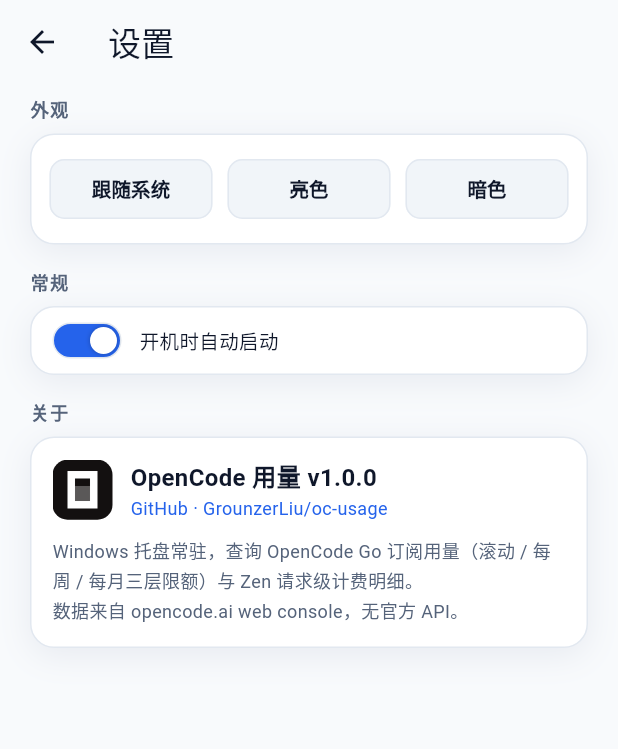
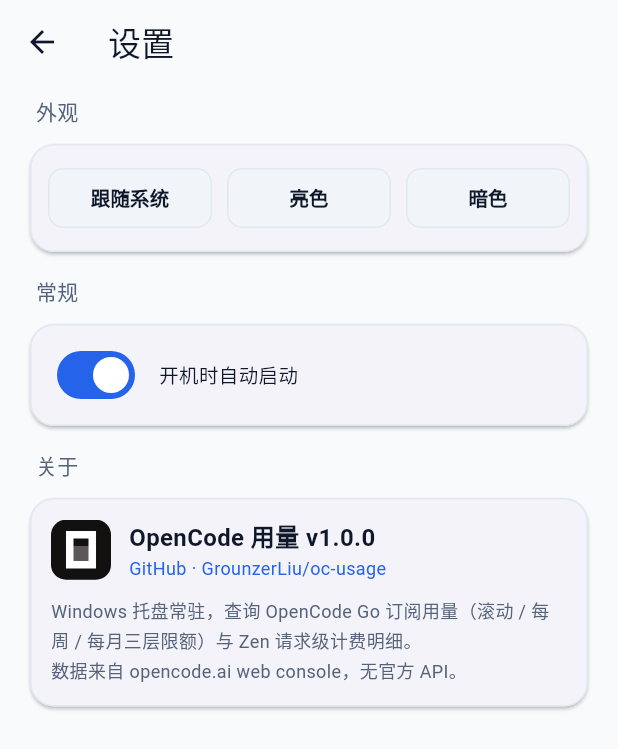
Before and after one commit to GrounzerLiu/oc-usage, a Flutter app: the SettingsPage screen opened directly with empty values, on a phone screen of 412 x 824 dp. Shown: the top 749 px of the screen. Run offline on Flutter 3.47's test engine with Material 3 defaults, Android fonts, the phone set to English and light mode, and no system bars; our stand-ins replace fl_chart, plugin_platform_interface, webview_flutter_platform_interface; missing offline and left inert: dart:ffi, fullscreen_window, sqlite3, tray_manager, win32_registry, window_manager; Roboto replaces fonts that are missing (Microsoft YaHei UI); statements that could not run were skipped.

Commit message:
style: 全面 Material 3 化（Card/AppBar/Switch/排版/背景层次）

```diff
--- a/flutter_app/lib/main.dart
+++ b/flutter_app/lib/main.dart
@@ -494,8 +494,10 @@
       fontFamily: 'Microsoft YaHei UI',
       scaffoldBackgroundColor: dark ? AppColors.darkBg : AppColors.lightBg,
       appBarTheme: AppBarTheme(
-        backgroundColor: dark ? AppColors.darkBg : AppColors.lightBg,
-        foregroundColor: dark ? AppColors.darkText : AppColors.lightText,
+        backgroundColor: scheme.surface,
+        foregroundColor: scheme.onSurface,
+        elevation: 0,
+        scrolledUnderElevation: 0,
       ),
       tooltipTheme: TooltipThemeData(
         decoration: BoxDecoration(
--- a/flutter_app/lib/ui/settings_page.dart
+++ b/flutter_app/lib/ui/settings_page.dart
@@ -82,7 +82,7 @@
               padding: const EdgeInsets.symmetric(horizontal: 14, vertical: 10),
               child: Row(
                 children: [
-                  _Switch(
+                  Switch(
                     value: _autostart,
                     onChanged: (v) {
                       setState(() => _autostart = v);
@@ -164,13 +164,14 @@
   }
 
   Widget _groupTitle(BuildContext context, String text) {
-    return Text(
-      text,
-      style: TextStyle(
-        fontSize: 12,
-        fontWeight: FontWeight.w600,
-        letterSpacing: 1,
-        color: Theme.of(context).colorScheme.onSurfaceVariant,
+    final t = Theme.of(context);
+    return Padding(
+      padding: const EdgeInsets.only(left: 4, bottom: 4),
+      child: Text(
+        text,
+        style: t.textTheme.titleSmall?.copyWith(
+          color: t.colorScheme.onSurfaceVariant,
+        ),
       ),
     );
   }
--- a/flutter_app/lib/ui/widgets.dart
+++ b/flutter_app/lib/ui/widgets.dart
@@ -5,7 +5,7 @@
 
 import '../theme.dart';
 
-/// 圆角卡片。
+/// Material 3 卡片（标准 Card 组件 + M3 语义色）。
 class CardBox extends StatelessWidget {
   final Widget child;
   final EdgeInsetsGeometry padding;
@@ -21,23 +21,15 @@
   @override
   Widget build(BuildContext context) {
     final t = Theme.of(context);
-    return Container(
-      decoration: BoxDecoration(
-        color: color ?? t.colorScheme.surface,
+    return Card(
+      elevation: 1,
+      margin: EdgeInsets.zero,
+      color: color ?? t.colorScheme.surfaceContainerLow,
+      shape: RoundedRectangleBorder(
         borderRadius: BorderRadius.circular(16),
-        border: Border.all(color: t.colorScheme.outlineVariant),
-        boxShadow: [
-          BoxShadow(
-            color: t.brightness == Brightness.dark
-                ? Colors.black.withValues(alpha: 0.25)
-                : const Color(0xFF2A3A6E).withValues(alpha: 0.08),
-            blurRadius: 18,
-            offset: const Offset(0, 5),
-          ),
-        ],
+        side: BorderSide(color: t.colorScheme.outlineVariant),
       ),
-      padding: padding,
-      child: child,
+      child: Padding(padding: padding, child: child),
     );
   }
 }
```
